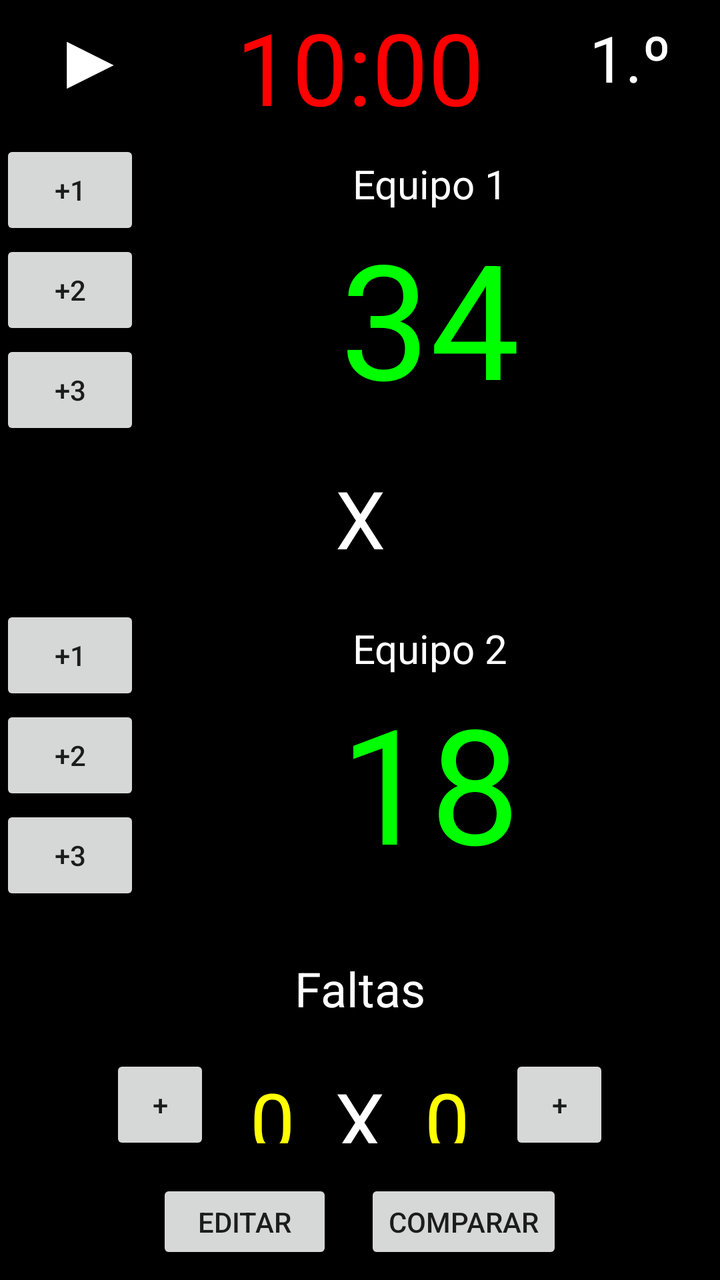
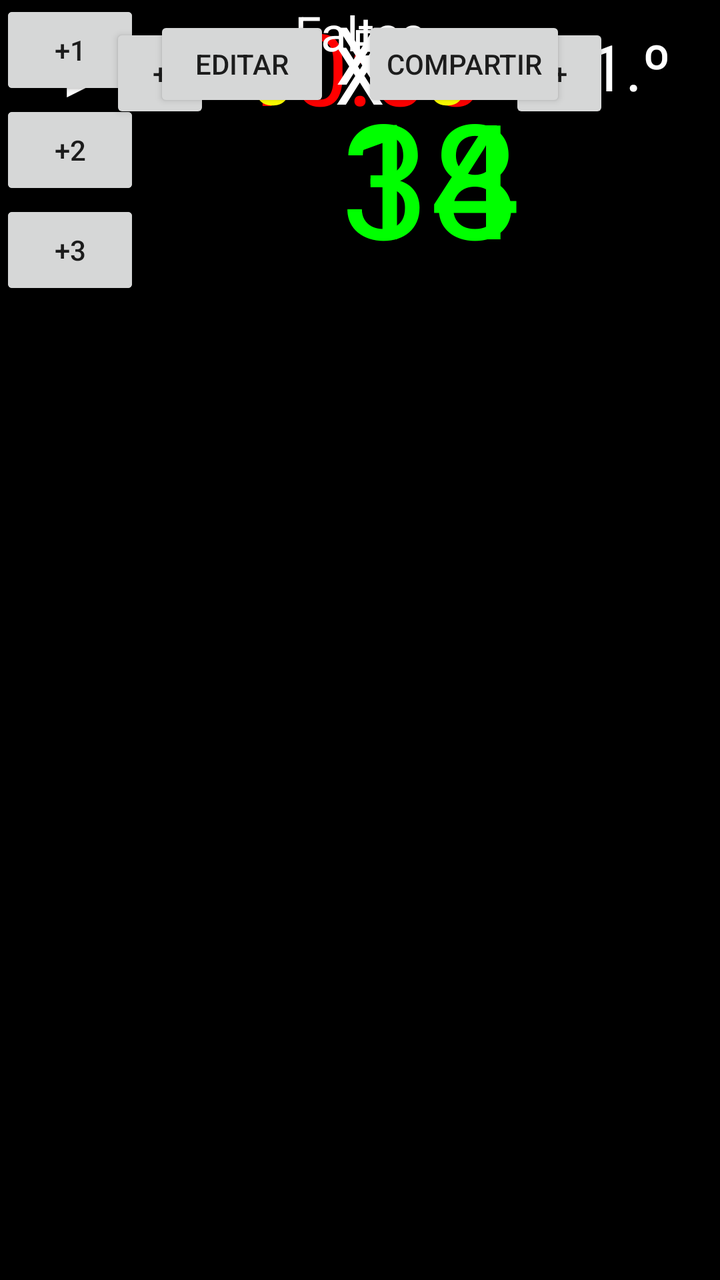

The first picture is an Android layout as it rendered before a commit; the second is the same layout after the commit. The layout source and the unified diff follow.
<!-- AndroidManifest.xml: activity theme Theme.Pantallas -->
<!-- res/layout/activity_main.xml -->
<?xml version="1.0" encoding="utf-8"?>
<LinearLayout xmlns:android="http://schemas.android.com/apk/res/android"
    android:orientation="vertical"
    android:layout_width="match_parent"
    android:layout_height="match_parent"
    android:background="@color/black">

    <LinearLayout
        android:layout_width="match_parent"
        android:layout_height="0dp"
        android:layout_weight="1"
        android:orientation="horizontal"
        android:gravity="center_vertical">

        <Button
            android:layout_width="0dp"
            android:layout_height="wrap_content"
            android:layout_weight="1"
            android:text="▶"
            android:textColor="#FFFFFF"
            android:textSize="40sp"
            android:background="@color/black"
            />

        <TextView
            android:layout_width="0dp"
            android:layout_height="wrap_content"
            android:layout_weight="2"
            android:text="10:00"
            android:textColor="#FF0000"
            android:textSize="50sp"
            android:gravity="center" />

        <TextView
            android:layout_width="0dp"
            android:layout_height="wrap_content"
            android:layout_weight="1"
            android:text="1.º"
            android:textColor="#FFFFFF"
            android:textSize="32sp"
            android:gravity="center" />
    </LinearLayout>

    <LinearLayout
        android:layout_width="match_parent"
        android:layout_height="0dp"
        android:layout_weight="3"
        android:orientation="horizontal"
        android:gravity="center">

        <LinearLayout
            android:layout_width="wrap_content"
            android:layout_height="wrap_content"
            android:orientation="vertical">

            <Button
                android:layout_width="70dp"
                android:layout_height="50dp"
                android:text="+1" />

            <Button
                android:layout_width="70dp"
                android:layout_height="50dp"
                android:text="+2" />

            <Button
                android:layout_width="70dp"
                android:layout_height="50dp"
                android:text="+3" />
        </LinearLayout>

        <LinearLayout
            android:layout_width="match_parent"
            android:layout_height="wrap_content"
            android:gravity="center"
            android:orientation="vertical">

            <TextView
                android:layout_width="match_parent"
                android:layout_height="wrap_content"
                android:gravity="center"
                android:text="Equipo 1"
                android:textColor="@color/white"
                android:textSize="20sp"/>

            <TextView
                android:layout_width="match_parent"
                android:layout_height="wrap_content"
                android:layout_weight="1"
                android:gravity="center"
                android:text="34"
                android:textColor="#0F0"
                android:textSize="80sp" />
        </LinearLayout>
    </LinearLayout>
    <LinearLayout
        android:layout_width="match_parent"
        android:layout_height="0dp"
        android:layout_weight="1"
        android:orientation="horizontal">

        <TextView
            android:layout_width="match_parent"
            android:layout_height="wrap_content"
            android:text="X"
            android:textColor="#FFF"
            android:gravity="center"
            android:textSize="40sp"/>
    </LinearLayout>
    <LinearLayout
        android:layout_width="match_parent"
        android:layout_height="0dp"
        android:layout_weight="3"
        android:orientation="horizontal"
        android:gravity="center">

        <LinearLayout
            android:layout_width="wrap_content"
            android:layout_height="wrap_content"
            android:orientation="vertical">

            <Button
                android:layout_width="70dp"
                android:layout_height="50dp"
                android:text="+1" />

            <Button
                android:layout_width="70dp"
                android:layout_height="50dp"
                android:text="+2" />

            <Button
                android:layout_width="70dp"
                android:layout_height="50dp"
                android:text="+3" />
        </LinearLayout>

        <LinearLayout
            android:layout_width="match_parent"
            android:layout_height="wrap_content"
            android:gravity="center"
            android:orientation="vertical">

            <TextView
                android:layout_width="match_parent"
                android:layout_height="wrap_content"
                android:gravity="center"
                android:text="Equipo 2"
                android:textSize="20sp"
                android:textColor="@color/white"/>

            <TextView
                android:layout_width="match_parent"
                android:layout_height="wrap_content"
                android:layout_weight="1"
                android:gravity="center"
                android:text="18"
                android:textColor="#0F0"
                android:textSize="80sp" />
        </LinearLayout>
    </LinearLayout>

    <LinearLayout
        android:layout_width="match_parent"
        android:layout_height="0dp"
        android:layout_weight="1"
        android:orientation="vertical"
        android:gravity="center">

        <TextView
            android:layout_width="wrap_content"
            android:layout_height="wrap_content"
            android:text="Faltas"
            android:textColor="#FFFFFF"
            android:textSize="24sp" />

    </LinearLayout>
    <LinearLayout
        android:layout_width="match_parent"
        android:layout_height="0dp"
        android:layout_weight="1"
        android:orientation="horizontal"
        android:gravity="center">

        <Button
            android:layout_width="50dp"
            android:layout_height="50dp"
            android:text="+"
            android:layout_margin="10dp"/>

        <TextView
            android:layout_width="wrap_content"
            android:layout_height="wrap_content"
            android:text="0"
            android:textColor="#FFFF00"
            android:textSize="40sp"
            android:layout_margin="10dp"/>

        <TextView
            android:layout_width="wrap_content"
            android:layout_height="wrap_content"
            android:text="X"
            android:textColor="#FFFFFF"
            android:textSize="40sp"
            android:layout_margin="10dp"/>

        <TextView
            android:layout_width="wrap_content"
            android:layout_height="wrap_content"
            android:text="0"
            android:textColor="#FFFF00"
            android:textSize="40sp"
            android:layout_margin="10dp"/>

        <Button
            android:layout_width="50dp"
            android:layout_height="50dp"
            android:text="+"
            android:layout_margin="10dp"/>
    </LinearLayout>

    <LinearLayout
        android:layout_width="match_parent"
        android:layout_height="0dp"
        android:layout_weight="1"
        android:orientation="horizontal"
        android:gravity="center">

        <Button
            android:layout_width="wrap_content"
            android:layout_height="wrap_content"
            android:text="EDITAR"
            android:layout_margin="8dp"/>

        <Button
            android:layout_width="wrap_content"
            android:layout_height="wrap_content"
            android:text="COMPARAR"
            android:layout_margin="8dp"/>

    </LinearLayout>
</LinearLayout>
<!-- resources referenced by this layout -->
<resources>
  <color name="black">#FF000000</color>
  <color name="white">#FFFFFFFF</color>
  <style name="Theme.Pantallas" parent="android:Theme.Material.Light.NoActionBar" />
</resources>

<!-- the commit's change to res/layout/activity_main.xml (unified diff, before → after) -->
@@ -1,9 +1,12 @@
 <?xml version="1.0" encoding="utf-8"?>
-<LinearLayout xmlns:android="http://schemas.android.com/apk/res/android"
-    android:orientation="vertical"
+<androidx.constraintlayout.widget.ConstraintLayout xmlns:android="http://schemas.android.com/apk/res/android"
+    xmlns:app="http://schemas.android.com/apk/res-auto"
+    xmlns:tools="http://schemas.android.com/tools"
+    android:id="@+id/main"
     android:layout_width="match_parent"
     android:layout_height="match_parent"
-    android:background="@color/black">
+    android:background="@color/black"
+    tools:context=".MainActivity">
 
     <LinearLayout
         android:layout_width="match_parent"
@@ -16,7 +19,7 @@
             android:layout_width="0dp"
             android:layout_height="wrap_content"
             android:layout_weight="1"
-            android:text="▶"
+            android:text="@string/triangulo"
             android:textColor="#FFFFFF"
             android:textSize="40sp"
             android:background="@color/black"
@@ -26,7 +29,7 @@
             android:layout_width="0dp"
             android:layout_height="wrap_content"
             android:layout_weight="2"
-            android:text="10:00"
+            android:text="@string/_10_00"
             android:textColor="#FF0000"
             android:textSize="50sp"
             android:gravity="center" />
@@ -35,7 +38,7 @@
             android:layout_width="0dp"
             android:layout_height="wrap_content"
             android:layout_weight="1"
-            android:text="1.º"
+            android:text="@string/_1"
             android:textColor="#FFFFFF"
             android:textSize="32sp"
             android:gravity="center" />
@@ -56,17 +59,17 @@
             <Button
                 android:layout_width="70dp"
                 android:layout_height="50dp"
-                android:text="+1" />
-
-            <Button
-                android:layout_width="70dp"
-                android:layout_height="50dp"
-                android:text="+2" />
-
-            <Button
-                android:layout_width="70dp"
-                android:layout_height="50dp"
-                android:text="+3" />
+                android:text="@string/_1plus" />
+
+            <Button
+                android:layout_width="70dp"
+                android:layout_height="50dp"
+                android:text="@string/_2plus" />
+
+            <Button
+                android:layout_width="70dp"
+                android:layout_height="50dp"
+                android:text="@string/_3plus" />
         </LinearLayout>
 
         <LinearLayout
@@ -79,7 +82,7 @@
                 android:layout_width="match_parent"
                 android:layout_height="wrap_content"
                 android:gravity="center"
-                android:text="Equipo 1"
+                android:text="@string/equipo_1"
                 android:textColor="@color/white"
                 android:textSize="20sp"/>
 
@@ -88,7 +91,7 @@
                 android:layout_height="wrap_content"
                 android:layout_weight="1"
                 android:gravity="center"
-                android:text="34"
+                android:text="@string/_34"
                 android:textColor="#0F0"
                 android:textSize="80sp" />
         </LinearLayout>
@@ -102,7 +105,7 @@
         <TextView
             android:layout_width="match_parent"
             android:layout_height="wrap_content"
-            android:text="X"
+            android:text="@string/x"
             android:textColor="#FFF"
             android:gravity="center"
             android:textSize="40sp"/>
@@ -122,17 +125,17 @@
             <Button
                 android:layout_width="70dp"
                 android:layout_height="50dp"
-                android:text="+1" />
-
-            <Button
-                android:layout_width="70dp"
-                android:layout_height="50dp"
-                android:text="+2" />
-
-            <Button
-                android:layout_width="70dp"
-                android:layout_height="50dp"
-                android:text="+3" />
+                android:text="@string/_1plus" />
+
+            <Button
+                android:layout_width="70dp"
+                android:layout_height="50dp"
+                android:text="@string/_2plus" />
+
+            <Button
+                android:layout_width="70dp"
+                android:layout_height="50dp"
+                android:text="@string/_3plus" />
         </LinearLayout>
 
         <LinearLayout
@@ -145,7 +148,7 @@
                 android:layout_width="match_parent"
                 android:layout_height="wrap_content"
                 android:gravity="center"
-                android:text="Equipo 2"
+                android:text="@string/equipo_2"
                 android:textSize="20sp"
                 android:textColor="@color/white"/>
 
@@ -154,7 +157,7 @@
                 android:layout_height="wrap_content"
                 android:layout_weight="1"
                 android:gravity="center"
-                android:text="18"
+                android:text="@string/_18"
                 android:textColor="#0F0"
                 android:textSize="80sp" />
         </LinearLayout>
@@ -170,7 +173,7 @@
         <TextView
             android:layout_width="wrap_content"
             android:layout_height="wrap_content"
-            android:text="Faltas"
+            android:text="@string/faltas"
             android:textColor="#FFFFFF"
             android:textSize="24sp" />
 
@@ -185,13 +188,13 @@
         <Button
             android:layout_width="50dp"
             android:layout_height="50dp"
-            android:text="+"
-            android:layout_margin="10dp"/>
-
-        <TextView
-            android:layout_width="wrap_content"
-            android:layout_height="wrap_content"
-            android:text="0"
+            android:text="@string/plus"
+            android:layout_margin="10dp"/>
+
+        <TextView
+            android:layout_width="wrap_content"
+            android:layout_height="wrap_content"
+            android:text="@string/_0"
             android:textColor="#FFFF00"
             android:textSize="40sp"
             android:layout_margin="10dp"/>
@@ -199,15 +202,15 @@
         <TextView
             android:layout_width="wrap_content"
             android:layout_height="wrap_content"
-            android:text="X"
-            android:textColor="#FFFFFF"
-            android:textSize="40sp"
-            android:layout_margin="10dp"/>
-
-        <TextView
-            android:layout_width="wrap_content"
-            android:layout_height="wrap_content"
-            android:text="0"
+            android:text="@string/x"
+            android:textColor="#FFFFFF"
+            android:textSize="40sp"
+            android:layout_margin="10dp"/>
+
+        <TextView
+            android:layout_width="wrap_content"
+            android:layout_height="wrap_content"
+            android:text="@string/_0"
             android:textColor="#FFFF00"
             android:textSize="40sp"
             android:layout_margin="10dp"/>
@@ -215,28 +218,28 @@
         <Button
             android:layout_width="50dp"
             android:layout_height="50dp"
-            android:text="+"
-            android:layout_margin="10dp"/>
-    </LinearLayout>
-
-    <LinearLayout
-        android:layout_width="match_parent"
-        android:layout_height="0dp"
-        android:layout_weight="1"
-        android:orientation="horizontal"
-        android:gravity="center">
-
-        <Button
-            android:layout_width="wrap_content"
-            android:layout_height="wrap_content"
-            android:text="EDITAR"
+            android:text="@string/plus"
+            android:layout_margin="10dp"/>
+    </LinearLayout>
+
+    <LinearLayout
+        android:layout_width="match_parent"
+        android:layout_height="0dp"
+        android:layout_weight="1"
+        android:orientation="horizontal"
+        android:gravity="center">
+
+        <Button
+            android:layout_width="wrap_content"
+            android:layout_height="wrap_content"
+            android:text="@string/editar"
             android:layout_margin="8dp"/>
 
         <Button
             android:layout_width="wrap_content"
             android:layout_height="wrap_content"
-            android:text="COMPARAR"
+            android:text="@string/compartir"
             android:layout_margin="8dp"/>
 
     </LinearLayout>
-</LinearLayout>
+</androidx.constraintlayout.widget.ConstraintLayout>
<!-- resource entries referenced after the edit -->
@@ -2,6 +2,22 @@
 <resources>
   <color name="black">#FF000000</color>
   <color name="white">#FFFFFFFF</color>
+  <string name="_0">0</string>
+  <string name="_1">1.º</string>
+  <string name="_10_00">10:00</string>
+  <string name="_18">18</string>
+  <string name="_1plus">+1</string>
+  <string name="_2plus">+2</string>
+  <string name="_34">34</string>
+  <string name="_3plus">+3</string>
+  <string name="compartir">COMPARTIR</string>
+  <string name="editar">EDITAR</string>
+  <string name="equipo_1">Equipo 1</string>
+  <string name="equipo_2">Equipo 2</string>
+  <string name="faltas">Faltas</string>
+  <string name="plus">+</string>
+  <string name="triangulo">▶</string>
+  <string name="x">X</string>
   <style name="Theme.Pantallas" parent="android:Theme.Material.Light.NoActionBar" />
 </resources>
 
